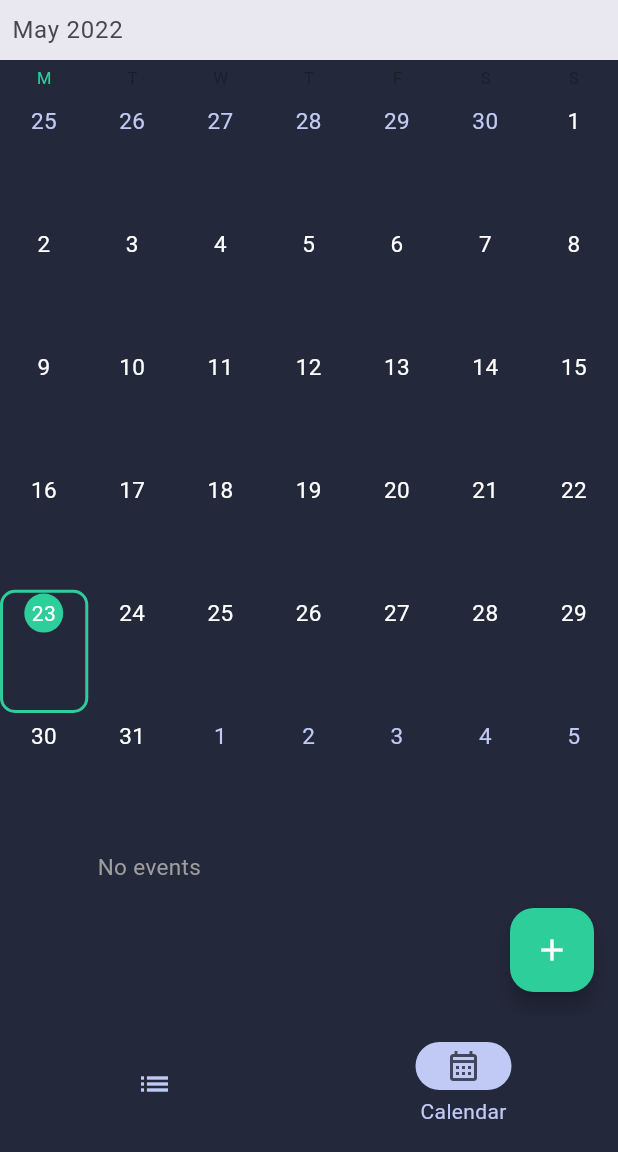
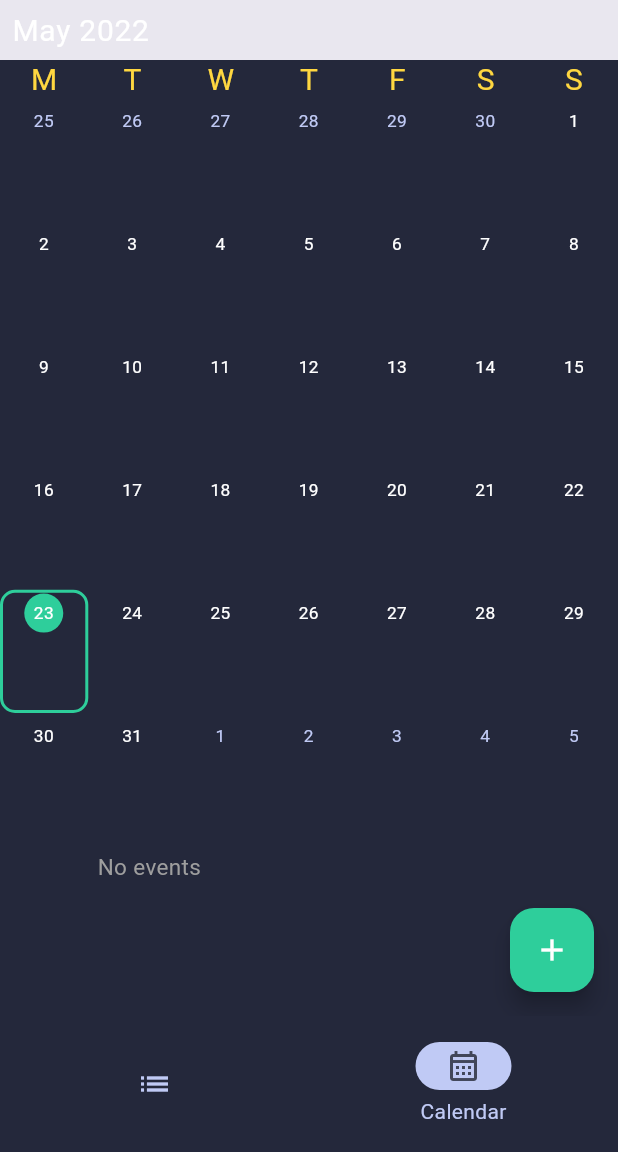
Before and after one commit to jrodriguezh/ToDoList-FlutterApplication, a Flutter app: the HomeView screen opened directly, item 2 of the bottom bar chosen, on a phone screen of 412 x 824 dp, the part 84-1236 px from its top. Run offline on Flutter 3.47's test engine with Material 2 defaults, Android fonts, the phone set to English and light mode, and no system bars; drawn by our look-alikes of syncfusion_flutter_calendar; our stand-ins replace bloc, cloud_firestore, equatable, firebase_auth, firebase_core, flutter_bloc and 1 more; missing offline and left inert: syncfusion_flutter_core; accounts and stored records are empty.

Commit message:
Deleted Unussed Imports + Fix Responsivity

```diff
--- a/lib/services/auth/bloc/auth_bloc.dart
+++ b/lib/services/auth/bloc/auth_bloc.dart
@@ -1,6 +1,5 @@
 import 'package:bloc/bloc.dart';
 import 'package:touchandlist/services/auth/auth_provider.dart';
-import 'package:touchandlist/services/auth/auth_service.dart';
 import 'package:touchandlist/services/auth/bloc/auth_event.dart';
 import 'package:touchandlist/services/auth/bloc/auth_state.dart';
 
--- a/lib/utils.dart
+++ b/lib/utils.dart
@@ -11,13 +11,13 @@ class Utils {
   static String toDate(DateTime dateTime) {
     final date = DateFormat.yMMMEd().format(dateTime);
 
-    return "$date";
+    return date;
   }
 
   static String toTime(DateTime dateTime) {
     final time = DateFormat.Hm().format(dateTime);
 
-    return "$time";
+    return time;
   }
 
   static DateTime removeTime(DateTime dateTime) =>
--- a/lib/views/calendar/calendar_view.dart
+++ b/lib/views/calendar/calendar_view.dart
@@ -1,6 +1,4 @@
 import 'package:flutter/material.dart';
-import 'package:provider/provider.dart';
-import 'package:touchandlist/views/calendar/provider/event_provider.dart';
 import "package:touchandlist/views/calendar/widget/calendar_widget.dart";
 import 'package:touchandlist/views/calendar/page/event_editing_page.dart';
 
--- a/lib/views/calendar/model/event.dart
+++ b/lib/views/calendar/model/event.dart
@@ -1,5 +1,3 @@
-import 'package:cloud_firestore/cloud_firestore.dart';
-import 'package:flutter/material.dart';
 import 'package:json_annotation/json_annotation.dart';
 
 part "event.g.dart";
--- a/lib/views/calendar/model/event_data_source.dart
+++ b/lib/views/calendar/model/event_data_source.dart
@@ -1,5 +1,4 @@
 import 'package:touchandlist/views/calendar/model/event.dart';
-import 'package:flutter/material.dart';
 import 'package:syncfusion_flutter_calendar/calendar.dart';
 
 class EventDataSource extends CalendarDataSource {
--- a/lib/views/calendar/page/event_editing_page.dart
+++ b/lib/views/calendar/page/event_editing_page.dart
@@ -1,13 +1,11 @@
 import 'package:cloud_firestore/cloud_firestore.dart';
-import 'package:touchandlist/services/auth/auth_provider.dart';
+
 import 'package:touchandlist/services/auth/auth_service.dart';
 import 'package:touchandlist/views/calendar/model/event.dart';
 import 'package:touchandlist/views/calendar/provider/event_provider.dart';
 import 'package:touchandlist/utils.dart';
 import 'package:flutter/material.dart';
 import 'package:provider/provider.dart';
-
-import '../db/events_database.dart';
 
 class EventEditingPage extends StatefulWidget {
   final Event? event;
@@ -123,7 +121,7 @@ class _EventEditingPageState extends State<EventEditingPage> {
           buildFrom(),
           if (!isAllDay) buildTo(),
           CheckboxListTile(
-            checkColor: Color(0xffc0caf5),
+            checkColor: const Color(0xffc0caf5),
             controlAffinity: ListTileControlAffinity.leading,
             title: const Text(
               'All Day Event',
@@ -208,7 +206,7 @@ class _EventEditingPageState extends State<EventEditingPage> {
       ListTile(
         title: Text(
           text,
-          style: TextStyle(
+          style: const TextStyle(
             color: Color(0xffc0caf5),
           ),
         ),
--- a/lib/views/calendar/provider/event_provider.dart
+++ b/lib/views/calendar/provider/event_provider.dart
@@ -1,11 +1,10 @@
 import 'package:cloud_firestore/cloud_firestore.dart';
-import 'package:touchandlist/views/calendar/db/events_database.dart';
 import 'package:touchandlist/views/calendar/model/event.dart';
 import 'package:touchandlist/utils.dart';
 import 'package:flutter/cupertino.dart';
 
 class EventProvider extends ChangeNotifier {
-  List<Event> _events = [];
+  final List<Event> _events = [];
 
   Future refreshEvents() async {
     notifyListeners();
--- a/lib/views/calendar/widget/calendar_widget.dart
+++ b/lib/views/calendar/widget/calendar_widget.dart
@@ -16,18 +16,33 @@ class CalendarWidget extends StatelessWidget {
     return SfCalendar(
       view: CalendarView.month,
       firstDayOfWeek: 1,
-      monthViewSettings: const MonthViewSettings(
+      todayTextStyle: TextStyle(
+          fontSize: MediaQuery.of(context).size.width * 0.028,
+          color: Colors.white),
+      headerStyle: const CalendarHeaderStyle(
+        textStyle: TextStyle(fontSize: 20, color: Colors.white),
+      ),
+      viewHeaderStyle: const ViewHeaderStyle(
+        dayTextStyle: TextStyle(
+          fontSize: 20,
+          color: Colors.amberAccent,
+        ),
+      ),
+      monthViewSettings: MonthViewSettings(
         showAgenda: true,
         agendaViewHeight: 120,
         agendaStyle: AgendaStyle(
             backgroundColor: Colors.transparent,
-            appointmentTextStyle: TextStyle(
-                color: Colors.white, fontSize: 13, fontStyle: FontStyle.italic),
+            appointmentTextStyle: const TextStyle(
+              color: Colors.white,
+              fontSize: 13,
+              fontStyle: FontStyle.italic,
+            ),
             dayTextStyle: TextStyle(
-                color: Color.fromARGB(255, 46, 206, 155),
-                fontSize: 13,
+                color: const Color.fromARGB(255, 46, 206, 155),
+                fontSize: MediaQuery.of(context).size.width * 0.028,
                 fontStyle: FontStyle.italic),
-            dateTextStyle: TextStyle(
+            dateTextStyle: const TextStyle(
                 color: Color(0xffc0caf5),
                 fontSize: 25,
                 fontWeight: FontWeight.bold,
@@ -35,16 +50,16 @@ class CalendarWidget extends StatelessWidget {
         monthCellStyle: MonthCellStyle(
           textStyle: TextStyle(
               fontStyle: FontStyle.normal,
-              fontSize: 15,
-              color: Color.fromARGB(255, 255, 255, 255)),
+              fontSize: MediaQuery.of(context).size.width * 0.028,
+              color: const Color.fromARGB(255, 255, 255, 255)),
           trailingDatesTextStyle: TextStyle(
               fontStyle: FontStyle.normal,
-              fontSize: 15,
-              color: Color(0xffc0caf5)),
+              fontSize: MediaQuery.of(context).size.width * 0.028,
+              color: const Color(0xffc0caf5)),
           leadingDatesTextStyle: TextStyle(
               fontStyle: FontStyle.normal,
-              fontSize: 15,
-              color: Color(0xffc0caf5)),
+              fontSize: MediaQuery.of(context).size.width * 0.028,
+              color: const Color(0xffc0caf5)),
         ),
       ),
       dataSource: EventDataSource(events),
--- a/lib/views/forgot_password_view.dart
+++ b/lib/views/forgot_password_view.dart
@@ -1,6 +1,5 @@
 import 'package:flutter/material.dart';
 import 'package:flutter_bloc/flutter_bloc.dart';
-import 'package:touchandlist/services/auth/auth_exceptions.dart';
 import 'package:touchandlist/services/auth/bloc/auth_bloc.dart';
 import 'package:touchandlist/services/auth/bloc/auth_event.dart';
 import 'package:touchandlist/services/auth/bloc/auth_state.dart';
--- a/lib/views/home_view.dart
+++ b/lib/views/home_view.dart
@@ -33,7 +33,7 @@ class _HomeViewState extends State<HomeView> {
         child: NavigationBar(
           animationDuration: const Duration(seconds: 1),
           labelBehavior: NavigationDestinationLabelBehavior.onlyShowSelected,
-          backgroundColor: Color(0xff24283b),
+          backgroundColor: const Color(0xff24283b),
           height: MediaQuery.of(context).size.height * 0.11,
           selectedIndex: index,
           onDestinationSelected: (index) => setState(
--- a/lib/views/login_view.dart
+++ b/lib/views/login_view.dart
@@ -1,11 +1,9 @@
 import 'package:flutter/material.dart';
 import 'package:flutter_bloc/flutter_bloc.dart';
-import 'package:touchandlist/constants/routes.dart';
 import 'package:touchandlist/services/auth/auth_exceptions.dart';
 import 'package:touchandlist/services/auth/bloc/auth_bloc.dart';
 import 'package:touchandlist/services/auth/bloc/auth_event.dart';
 import 'package:touchandlist/services/auth/bloc/auth_state.dart';
-import 'package:touchandlist/utilities/dialogs/loading_dialog.dart';
 import '../utilities/dialogs/error_dialog.dart';
 
 class LoginView extends StatefulWidget {
--- a/lib/views/notes/create_update_note_view.dart
+++ b/lib/views/notes/create_update_note_view.dart
@@ -1,13 +1,9 @@
 import 'package:flutter/material.dart';
 import 'package:share_plus/share_plus.dart';
-import 'package:touchandlist/constants/routes.dart';
 import 'package:touchandlist/services/auth/auth_service.dart';
 import 'package:touchandlist/services/cloud/firebase_cloud_storage.dart';
-import 'package:touchandlist/services/crud/notes_service.dart';
 import 'package:touchandlist/utilities/generics/get_arguments.dart';
-import 'package:touchandlist/services/cloud/cloud_storage_constants.dart';
 import 'package:touchandlist/services/cloud/cloud_note.dart';
-import 'package:touchandlist/services/cloud/cloud_storage_exceptions.dart';
 
 import '../../utilities/dialogs/cannot_share_empty_note.dart';
 
--- a/lib/views/notes/notes_list_view.dart
+++ b/lib/views/notes/notes_list_view.dart
@@ -1,6 +1,5 @@
 import 'package:flutter/material.dart';
 import 'package:touchandlist/services/cloud/cloud_note.dart';
-import 'package:fluttericon/font_awesome_icons.dart';
 import '../../utilities/dialogs/delete_dialog.dart';
 
 typedef NoteCallback = void Function(CloudNote note);
--- a/lib/views/notes/notes_view.dart
+++ b/lib/views/notes/notes_view.dart
@@ -7,7 +7,6 @@ import 'package:touchandlist/services/auth/bloc/auth_bloc.dart';
 import 'package:touchandlist/services/auth/bloc/auth_event.dart';
 import 'package:touchandlist/services/cloud/cloud_note.dart';
 import 'package:touchandlist/services/cloud/firebase_cloud_storage.dart';
-import 'package:touchandlist/services/crud/notes_service.dart';
 import 'package:touchandlist/views/notes/notes_list_view.dart';
 
 import '../../utilities/dialogs/logout_dialog.dart';
--- a/lib/views/register_view.dart
+++ b/lib/views/register_view.dart
@@ -1,8 +1,6 @@
 import 'package:flutter/material.dart';
 import 'package:flutter_bloc/flutter_bloc.dart';
-import 'package:touchandlist/constants/routes.dart';
 import 'package:touchandlist/services/auth/auth_exceptions.dart';
-import 'package:touchandlist/services/auth/auth_service.dart';
 import 'package:touchandlist/services/auth/bloc/auth_bloc.dart';
 import 'package:touchandlist/services/auth/bloc/auth_event.dart';
 import 'package:touchandlist/services/auth/bloc/auth_state.dart';
--- a/lib/views/verify_email_view.dart
+++ b/lib/views/verify_email_view.dart
@@ -1,7 +1,5 @@
 import 'package:flutter/material.dart';
 import 'package:flutter_bloc/flutter_bloc.dart';
-import 'package:touchandlist/constants/routes.dart';
-import 'package:touchandlist/services/auth/auth_service.dart';
 import 'package:touchandlist/services/auth/bloc/auth_bloc.dart';
 import 'package:touchandlist/services/auth/bloc/auth_event.dart';
 
```
